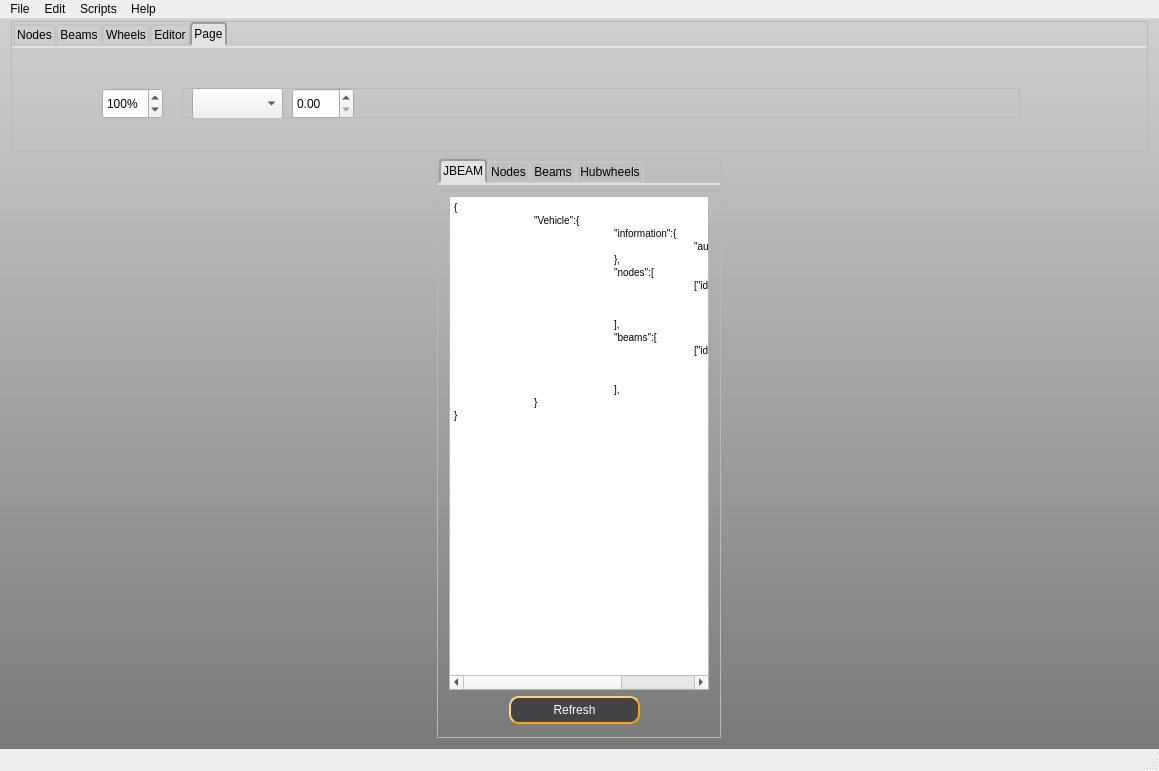
This is source/mainwindow.ui in RORMasa/NodeBeamEditor as Qt 5 draws it before an edit. The edited form follows.
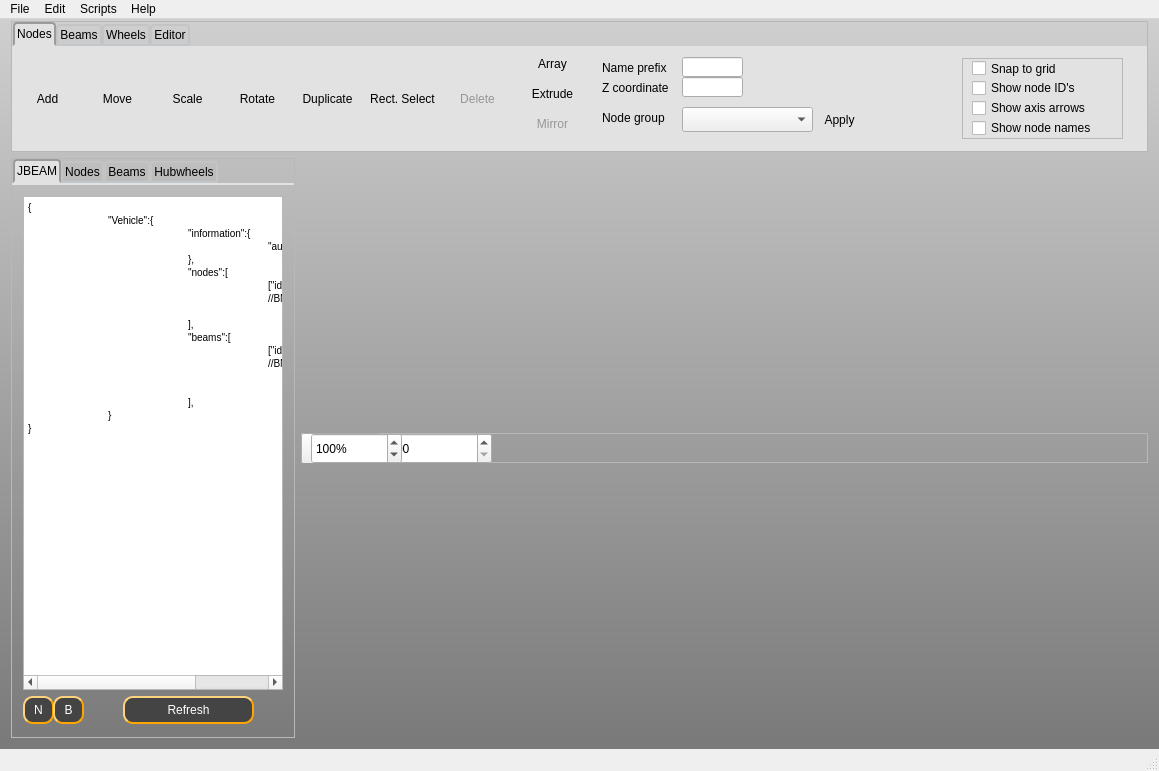
This is the edited form. The open tabs and pages were chosen to show the change. Icons and pictures are not drawn.

The edit to the form file:
```diff
--- a/source/mainwindow.ui
+++ b/source/mainwindow.ui
@@ -488,6 +488,9 @@
            </property>
           </widget>
           <widget class="QToolButton" name="toolButton_7">
+           <property name="enabled">
+            <bool>false</bool>
+           </property>
            <property name="geometry">
             <rect>
              <x>430</x>
@@ -696,22 +699,6 @@
               <string>Node group</string>
              </property>
             </widget>
-            <widget class="QCheckBox" name="checkBox_5">
-             <property name="geometry">
-              <rect>
-               <x>160</x>
-               <y>10</y>
-               <width>161</width>
-               <height>20</height>
-              </rect>
-             </property>
-             <property name="toolTip">
-              <string>&lt;html&gt;&lt;head/&gt;&lt;body&gt;&lt;p&gt;Add node in JBEAM box at text cursor location. Notice to position your text cursor in the position where you want your nodes.&lt;/p&gt;&lt;/body&gt;&lt;/html&gt;</string>
-             </property>
-             <property name="text">
-              <string>Add in JBEAM</string>
-             </property>
-            </widget>
            </widget>
            <widget class="QWidget" name="page_2">
             <widget class="QFrame" name="frame_7">
@@ -1296,9 +1283,23 @@
            <property name="text">
             <string>Add hubwheels</string>
            </property>
+           <property name="icon">
+            <iconset>
+             <normalon>:/icons/icons/WheelAdd.png</normalon>
+            </iconset>
+           </property>
+           <property name="iconSize">
+            <size>
+             <width>60</width>
+             <height>60</height>
+            </size>
+           </property>
            <property name="checkable">
             <bool>true</bool>
            </property>
+           <property name="toolButtonStyle">
+            <enum>Qt::ToolButtonTextUnderIcon</enum>
+           </property>
           </widget>
          </widget>
          <widget class="QWidget" name="tab_3">
@@ -1490,87 +1491,6 @@
            </property>
           </widget>
          </widget>
-         <widget class="QWidget" name="tab_6">
-          <attribute name="title">
-           <string>Page</string>
-          </attribute>
-          <widget class="QFrame" name="frame_5">
-           <property name="geometry">
-            <rect>
-             <x>170</x>
-             <y>40</y>
-             <width>838</width>
-             <height>30</height>
-            </rect>
-           </property>
-           <property name="sizePolicy">
-            <sizepolicy hsizetype="Expanding" vsizetype="Fixed">
-             <horstretch>0</horstretch>
-             <verstretch>0</verstretch>
-            </sizepolicy>
-           </property>
-           <property name="minimumSize">
-            <size>
-             <width>0</width>
-             <height>30</height>
-            </size>
-           </property>
-           <property name="frameShape">
-            <enum>QFrame::StyledPanel</enum>
-           </property>
-           <property name="frameShadow">
-            <enum>QFrame::Raised</enum>
-           </property>
-           <widget class="QComboBox" name="comboBox_3_views">
-            <property name="geometry">
-             <rect>
-              <x>10</x>
-              <y>0</y>
-              <width>91</width>
-              <height>31</height>
-             </rect>
-            </property>
-           </widget>
-           <widget class="QDoubleSpinBox" name="doubleSpinBox">
-            <property name="geometry">
-             <rect>
-              <x>110</x>
-              <y>0</y>
-              <width>62</width>
-              <height>31</height>
-             </rect>
-            </property>
-            <property name="singleStep">
-             <double>0.100000000000000</double>
-            </property>
-           </widget>
-          </widget>
-          <widget class="QSpinBox" name="spinBox">
-           <property name="geometry">
-            <rect>
-             <x>90</x>
-             <y>40</y>
-             <width>61</width>
-             <height>31</height>
-            </rect>
-           </property>
-           <property name="toolTip">
-            <string>View zoom</string>
-           </property>
-           <property name="suffix">
-            <string>%</string>
-           </property>
-           <property name="maximum">
-            <number>500</number>
-           </property>
-           <property name="singleStep">
-            <number>10</number>
-           </property>
-           <property name="value">
-            <number>100</number>
-           </property>
-          </widget>
-         </widget>
         </widget>
        </item>
       </layout>
@@ -1648,11 +1568,12 @@
 &lt;p style=&quot; margin-top:0px; margin-bottom:0px; margin-left:0px; margin-right:0px; -qt-block-indent:0; text-indent:0px;&quot;&gt;		},&lt;/p&gt;
 &lt;p style=&quot; margin-top:0px; margin-bottom:0px; margin-left:0px; margin-right:0px; -qt-block-indent:0; text-indent:0px;&quot;&gt;		&amp;quot;nodes&amp;quot;:[&lt;/p&gt;
 &lt;p style=&quot; margin-top:0px; margin-bottom:0px; margin-left:0px; margin-right:0px; -qt-block-indent:0; text-indent:0px;&quot;&gt;			[&amp;quot;id&amp;quot;, &amp;quot;posX&amp;quot;, &amp;quot;posY&amp;quot;, &amp;quot;posZ&amp;quot;],&lt;/p&gt;
-&lt;p style=&quot;-qt-paragraph-type:empty; margin-top:0px; margin-bottom:0px; margin-left:0px; margin-right:0px; -qt-block-indent:0; text-indent:0px;&quot;&gt;&lt;br /&gt;&lt;/p&gt;
+&lt;p style=&quot; margin-top:0px; margin-bottom:0px; margin-left:0px; margin-right:0px; -qt-block-indent:0; text-indent:0px;&quot;&gt;			//BNEnodes&lt;/p&gt;
 &lt;p style=&quot;-qt-paragraph-type:empty; margin-top:0px; margin-bottom:0px; margin-left:0px; margin-right:0px; -qt-block-indent:0; text-indent:0px;&quot;&gt;&lt;br /&gt;&lt;/p&gt;
 &lt;p style=&quot; margin-top:0px; margin-bottom:0px; margin-left:0px; margin-right:0px; -qt-block-indent:0; text-indent:0px;&quot;&gt;		],&lt;/p&gt;
 &lt;p style=&quot; margin-top:0px; margin-bottom:0px; margin-left:0px; margin-right:0px; -qt-block-indent:0; text-indent:0px;&quot;&gt;		&amp;quot;beams&amp;quot;:[&lt;/p&gt;
 &lt;p style=&quot; margin-top:0px; margin-bottom:0px; margin-left:0px; margin-right:0px; -qt-block-indent:0; text-indent:0px;&quot;&gt;			[&amp;quot;id1:&amp;quot;, &amp;quot;id2:&amp;quot;],&lt;/p&gt;
+&lt;p style=&quot; margin-top:0px; margin-bottom:0px; margin-left:0px; margin-right:0px; -qt-block-indent:0; text-indent:0px;&quot;&gt;			//BNEbeams&lt;/p&gt;
 &lt;p style=&quot;-qt-paragraph-type:empty; margin-top:0px; margin-bottom:0px; margin-left:0px; margin-right:0px; -qt-block-indent:0; text-indent:0px;&quot;&gt;&lt;br /&gt;&lt;/p&gt;
 &lt;p style=&quot;-qt-paragraph-type:empty; margin-top:0px; margin-bottom:0px; margin-left:0px; margin-right:0px; -qt-block-indent:0; text-indent:0px;&quot;&gt;&lt;br /&gt;&lt;/p&gt;
 &lt;p style=&quot; margin-top:0px; margin-bottom:0px; margin-left:0px; margin-right:0px; -qt-block-indent:0; text-indent:0px;&quot;&gt;		],&lt;/p&gt;
@@ -1672,7 +1593,7 @@
                <widget class="QPushButton" name="pushButton_3">
                 <property name="geometry">
                  <rect>
-                  <x>60</x>
+                  <x>100</x>
                   <y>0</y>
                   <width>131</width>
                   <height>28</height>
@@ -1685,6 +1606,38 @@
                  <string>Refresh</string>
                 </property>
                </widget>
+               <widget class="QPushButton" name="pushButton_SetNodeCursor">
+                <property name="geometry">
+                 <rect>
+                  <x>0</x>
+                  <y>0</y>
+                  <width>31</width>
+                  <height>28</height>
+                 </rect>
+                </property>
+                <property name="toolTip">
+                 <string>&lt;html&gt;&lt;head/&gt;&lt;body&gt;&lt;p&gt;Add new nodes at current text cursor location&lt;/p&gt;&lt;/body&gt;&lt;/html&gt;</string>
+                </property>
+                <property name="text">
+                 <string>N</string>
+                </property>
+               </widget>
+               <widget class="QPushButton" name="pushButton_SetBeamCursor">
+                <property name="geometry">
+                 <rect>
+                  <x>30</x>
+                  <y>0</y>
+                  <width>31</width>
+                  <height>28</height>
+                 </rect>
+                </property>
+                <property name="toolTip">
+                 <string>Add new beams at current text cursor location</string>
+                </property>
+                <property name="text">
+                 <string>B</string>
+                </property>
+               </widget>
               </widget>
              </item>
             </layout>
@@ -2405,7 +2358,78 @@
       <item>
        <layout class="QVBoxLayout" name="verticalLayout_5">
         <item>
-         <layout class="QHBoxLayout" name="horizontalLayout"/>
+         <layout class="QHBoxLayout" name="horizontalLayout">
+          <item>
+           <widget class="QFrame" name="frame_5">
+            <property name="sizePolicy">
+             <sizepolicy hsizetype="Expanding" vsizetype="Fixed">
+              <horstretch>0</horstretch>
+              <verstretch>0</verstretch>
+             </sizepolicy>
+            </property>
+            <property name="minimumSize">
+             <size>
+              <width>0</width>
+              <height>30</height>
+             </size>
+            </property>
+            <property name="frameShape">
+             <enum>QFrame::StyledPanel</enum>
+            </property>
+            <property name="frameShadow">
+             <enum>QFrame::Raised</enum>
+            </property>
+            <widget class="QDoubleSpinBox" name="doubleSpinBox">
+             <property name="geometry">
+              <rect>
+               <x>80</x>
+               <y>0</y>
+               <width>111</width>
+               <height>31</height>
+              </rect>
+             </property>
+             <property name="singleStep">
+              <double>0.100000000000000</double>
+             </property>
+            </widget>
+            <widget class="QComboBox" name="comboBox_3_views">
+             <property name="geometry">
+              <rect>
+               <x>0</x>
+               <y>0</y>
+               <width>81</width>
+               <height>31</height>
+              </rect>
+             </property>
+            </widget>
+            <widget class="QSpinBox" name="spinBox">
+             <property name="geometry">
+              <rect>
+               <x>10</x>
+               <y>0</y>
+               <width>91</width>
+               <height>31</height>
+              </rect>
+             </property>
+             <property name="toolTip">
+              <string>View zoom</string>
+             </property>
+             <property name="suffix">
+              <string>%</string>
+             </property>
+             <property name="maximum">
+              <number>500</number>
+             </property>
+             <property name="singleStep">
+              <number>10</number>
+             </property>
+             <property name="value">
+              <number>100</number>
+             </property>
+            </widget>
+           </widget>
+          </item>
+         </layout>
         </item>
        </layout>
       </item>
```
